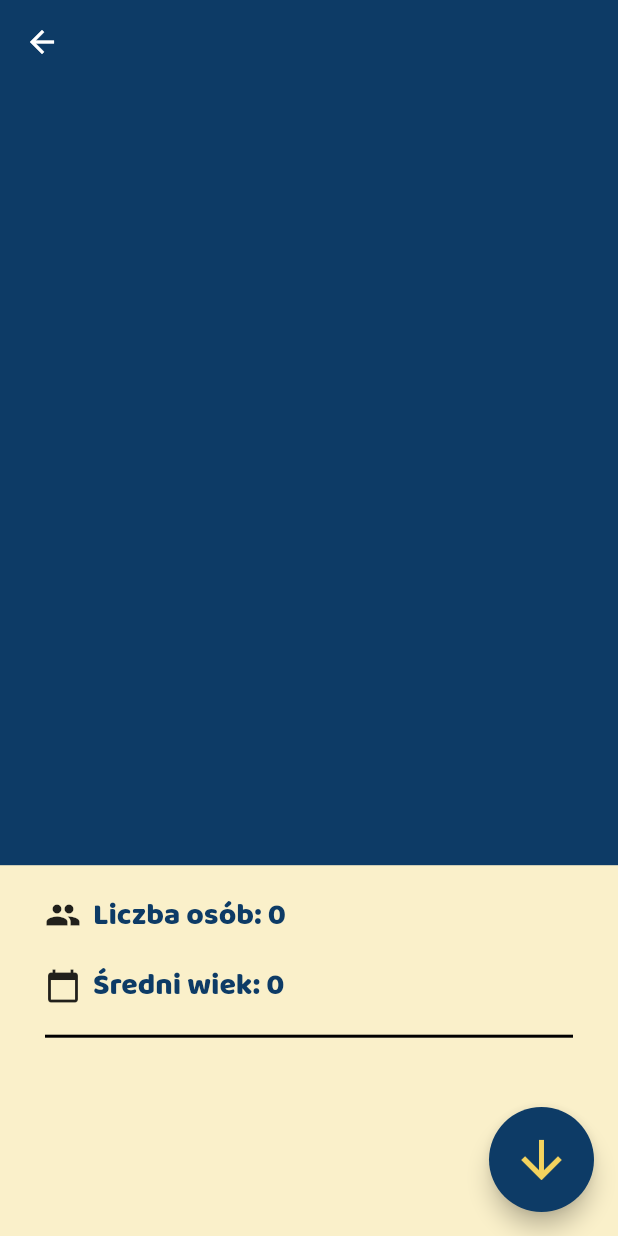
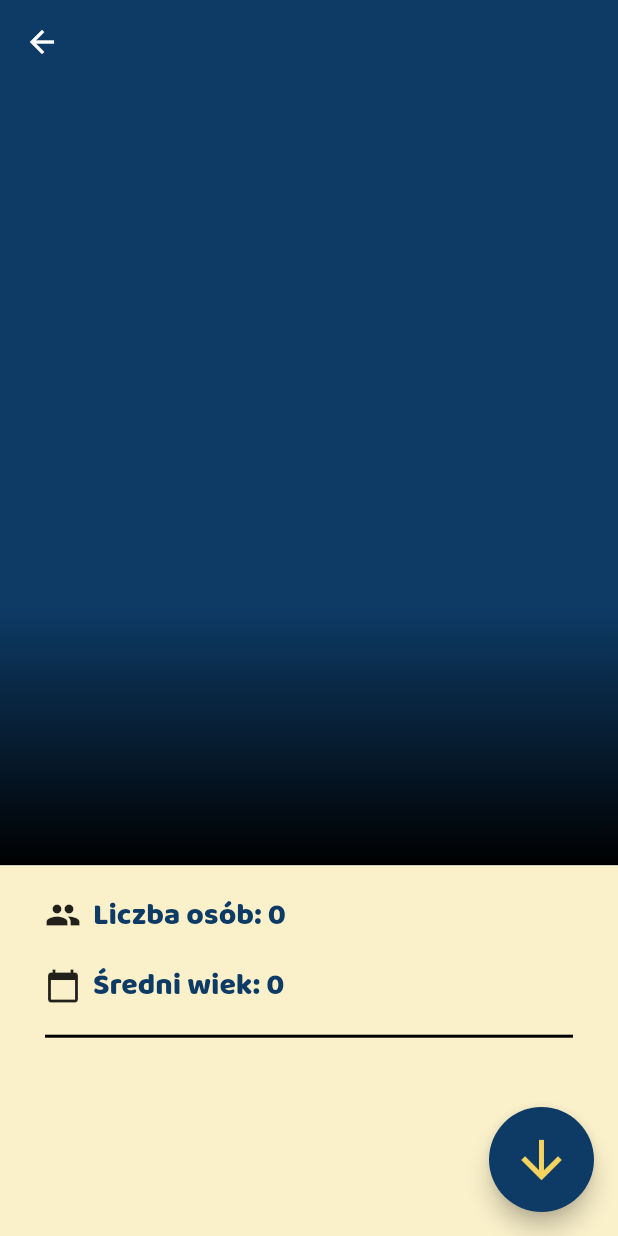
Before and after one commit to BimberTeam/BimberApp, a Flutter app: the GroupDetails screen opened directly with empty values, on a phone screen of 412 x 824 dp. Run offline on Flutter 3.47's test engine with Material 2 defaults, Android fonts, the phone set to English and light mode, and no system bars; our stand-ins replace bloc, cached_network_image, equatable, flare_flutter, flutter_bloc, flutter_form_builder and 3 more; missing offline and left inert: build_context, sprung; network calls fail.

Commit message:
Fixed gradient during hero transition

```diff
--- a/bimber/lib/ui/group_details/group_image_hero.dart
+++ b/bimber/lib/ui/group_details/group_image_hero.dart
@@ -1,6 +1,7 @@
 import 'package:bimber/models/group.dart';
 import 'package:bimber/models/user.dart';
 import 'package:bimber/ui/common/cache_image.dart';
+import 'package:bimber/ui/common/theme.dart';
 import 'package:flutter/material.dart';
 import 'dart:math';
 
@@ -20,14 +21,20 @@ class GroupImageHero extends StatelessWidget {
   @override
   Widget build(BuildContext context) {
     int crossAxisCount = sqrt(group.members.length).ceil();
-    return Container(
-        color: Theme.of(context).colorScheme.secondary,
-        child: Hero(
+    return Hero(
         tag: group.id,
         createRectTween: (Rect begin, Rect end) {
           return MaterialRectCenterArcTween(begin: begin, end: end);
         },
-            child: SizedBox(
+        child: Container(
+            color: indigoDye,
+            foregroundDecoration: BoxDecoration(
+                gradient: LinearGradient(
+                    begin: Alignment.topCenter,
+                    end: Alignment.bottomCenter,
+                    colors: [Colors.transparent, Colors.black],
+                    tileMode: TileMode.clamp,
+                    stops: [0.7, 1.0])),
             height: height,
             width: width,
             child: GridView.count(
@@ -41,6 +48,6 @@ class GroupImageHero extends StatelessWidget {
                       child: CustomCachedImage(
                     imageUrl: url,
                   ));
-                    }).toList()))));
+                }).toList())));
   }
 }
--- a/bimber/pubspec.yaml
+++ b/bimber/pubspec.yaml
@@ -43,3 +43,6 @@ flutter:
 
 
   uses-material-design: true
+
+dependency_overrides:
+  flutter_chips_input: ^1.9.0-dev.1
```
Also changed, not shown: bimber/lib/ui/discover/discover_card_content.dart (+3 -12 lines), bimber/lib/ui/group_details/user_image_hero.dart (+13 -5 lines), bimber/pubspec.lock. Lines whose indentation alone changed are shown as unchanged.
